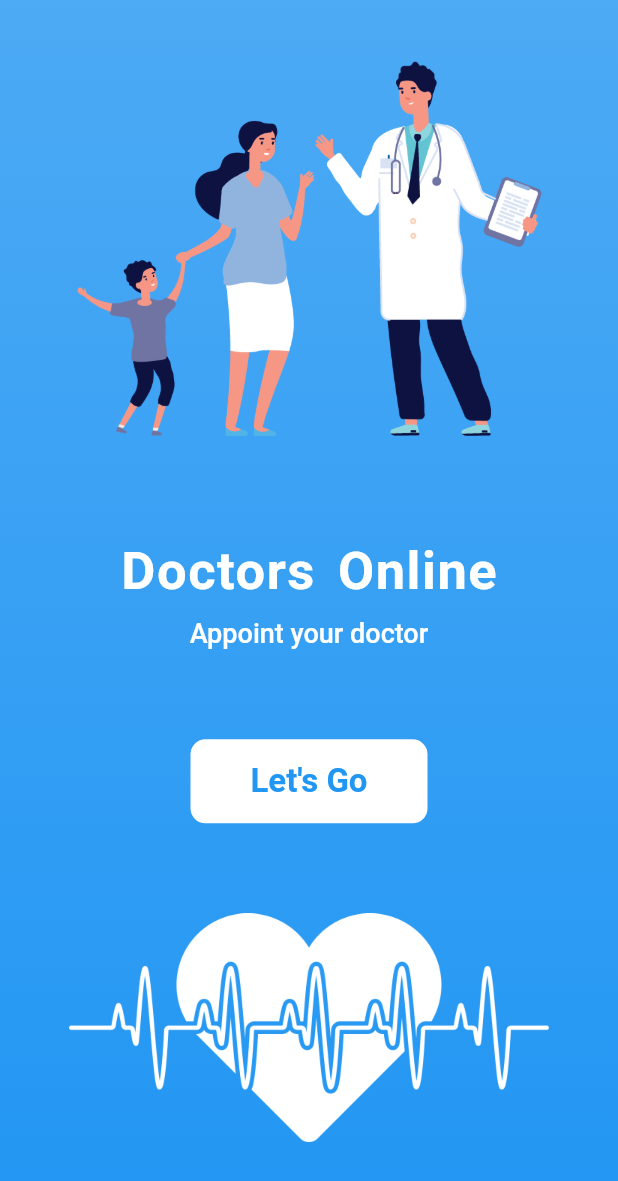
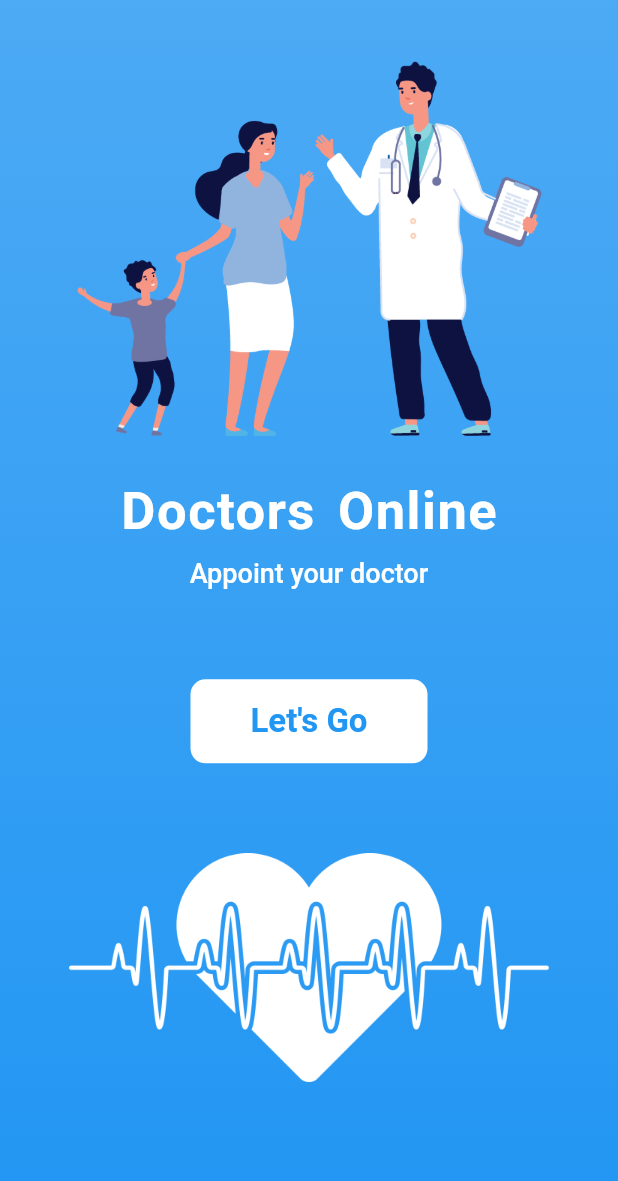
Before and after one commit to KHALMATOV-FARRUKH/doctor_appointment_booking_app_ui, a Flutter app: the screen it shows after launch, on a phone screen of 412 x 824 dp. Shown: the top 1181 px of the screen. Run offline on Flutter 3.47's test engine with Material 2 defaults, Android fonts, the phone set to English and light mode, and no system bars; our stand-ins replace material_design_icons_flutter.

Commit message:
Code revision

```diff
--- a/lib/screens/welcome_screen.dart
+++ b/lib/screens/welcome_screen.dart
@@ -11,7 +11,7 @@ class WelcomeScreen extends StatelessWidget {
       child: Container(
         width: MediaQuery.of(context).size.width,
         height: MediaQuery.of(context).size.height,
-        padding: EdgeInsets.all(20),
+        padding: const EdgeInsets.all(20),
         decoration: BoxDecoration(
           gradient: LinearGradient(
             colors: [
@@ -28,7 +28,7 @@ class WelcomeScreen extends StatelessWidget {
               padding: const EdgeInsets.all(20),
               child: Image.asset("assets/images/doctors.png"),
             ),
-            const SizedBox(height: 50),
+            const SizedBox(height: 10),
             const Text(
               "Doctors Online",
               style: TextStyle(
```
